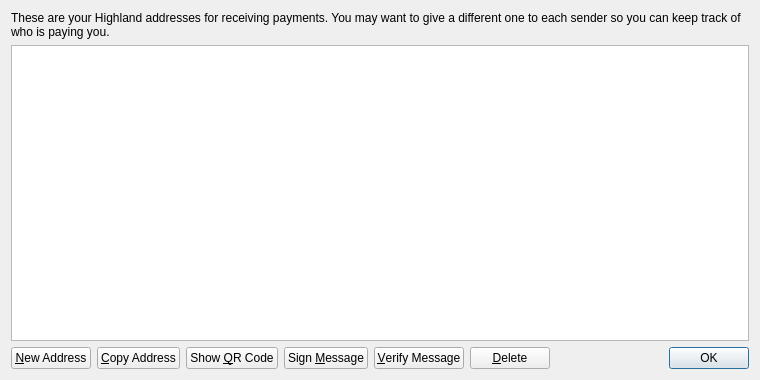
The window that src/qt/forms/addressbookpage.ui (hronopay/fd) describes before a commit, drawn with Qt 5.
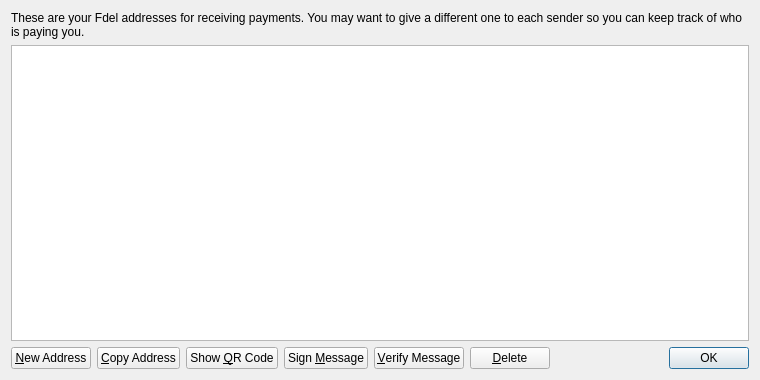
The same window after the commit.

Diff of the .ui file:
```diff
--- a/src/qt/forms/addressbookpage.ui
+++ b/src/qt/forms/addressbookpage.ui
@@ -17,7 +17,7 @@
    <item>
     <widget class="QLabel" name="labelExplanation">
      <property name="text">
-      <string>These are your Highland addresses for receiving payments. You may want to give a different one to each sender so you can keep track of who is paying you.</string>
+      <string>These are your Fdel addresses for receiving payments. You may want to give a different one to each sender so you can keep track of who is paying you.</string>
      </property>
      <property name="textFormat">
       <enum>Qt::PlainText</enum>
```
Left out of the diff: 4 changed lines with no effect on the pictures.
